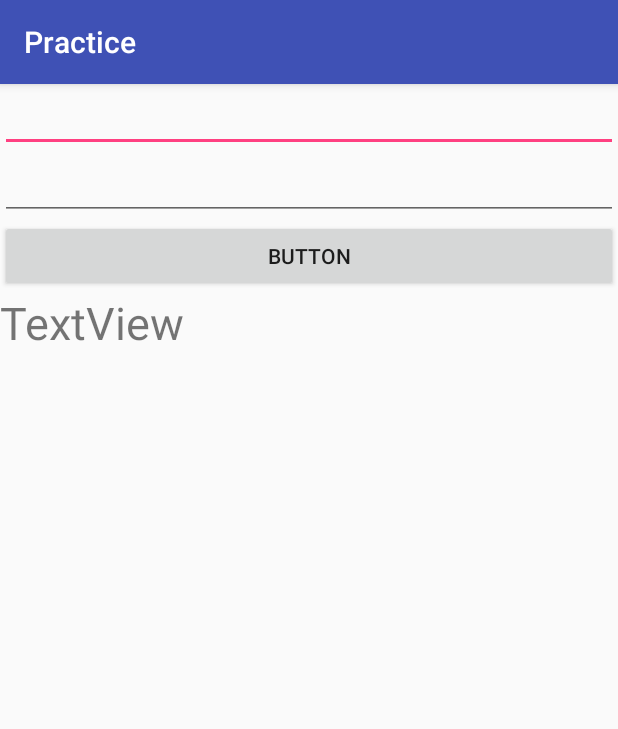
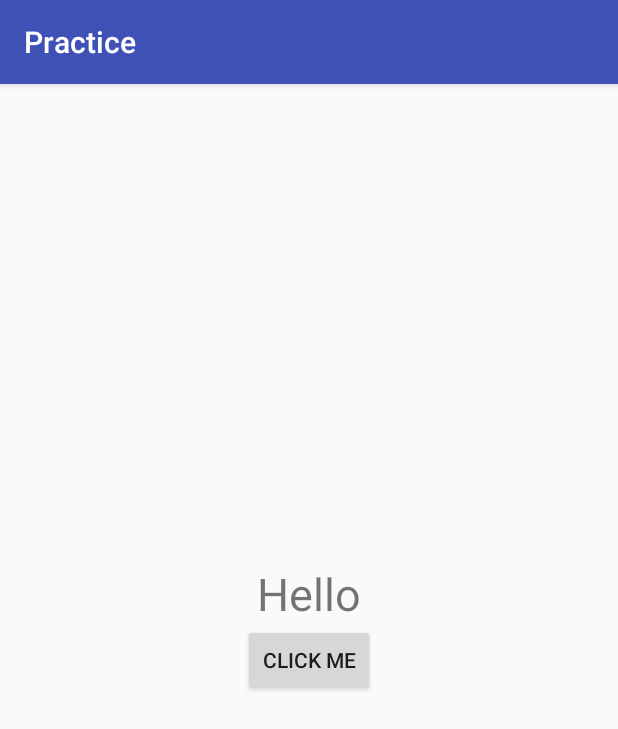
Before and after one commit to creativecoder567/Practice, an Android app: the screen it shows after launch (GreetingText before the commit, HandleEvent after it), on a phone screen of 412 x 824 dp. Shown: the top 729 px of the screen. Run offline under Robolectric (Android 15) with nearby library versions, the phone set to English and light mode, and no system bars.

Commit message:
Evant handling and Java Button is done

```diff
--- /dev/null
+++ b/app/src/main/java/com/sarath/practice/HandleEvent.java
@@ -0,0 +1,28 @@
+package com.sarath.practice;
+
+import android.os.Bundle;
+import android.support.annotation.Nullable;
+import android.support.v7.app.AppCompatActivity;
+import android.view.View;
+import android.widget.Button;
+import android.widget.TextView;
+
+/**
+ * Created by sarath on 11/7/2016.
+ */
+
+public class HandleEvent extends AppCompatActivity {
+    @Override
+    protected void onCreate(@Nullable Bundle savedInstanceState) {
+        super.onCreate(savedInstanceState);
+        setContentView(R.layout.handle);
+        Button clickMe =(Button)findViewById(R.id.btnClickMe);
+
+        clickMe.setOnClickListener(new Button.OnClickListener(){
+            public  void onClick(View view){
+                TextView myText =(TextView)findViewById(R.id.tvHello);
+                myText.setText("Event is handled on text");
+            }
+        });
+    }
+}
--- /dev/null
+++ b/app/src/main/res/layout/handle.xml
@@ -0,0 +1,23 @@
+<?xml version="1.0" encoding="utf-8"?>
+<RelativeLayout xmlns:android="http://schemas.android.com/apk/res/android"
+    android:orientation="vertical" android:layout_width="match_parent"
+    android:layout_height="match_parent">
+
+    <Button
+        android:text="@string/button_text"
+        android:layout_width="wrap_content"
+        android:layout_height="wrap_content"
+        android:id="@+id/btnClickMe"
+        android:layout_centerVertical="true"
+        android:layout_centerHorizontal="true" />
+
+    <TextView
+        android:text="Hello"
+        android:textSize="30sp"
+        android:layout_width="wrap_content"
+        android:layout_height="wrap_content"
+        android:layout_above="@+id/btnClickMe"
+        android:layout_centerHorizontal="true"
+        android:id="@+id/tvHello" />
+
+</RelativeLayout>
--- a/app/src/main/res/values/colors.xml
+++ b/app/src/main/res/values/colors.xml
@@ -3,4 +3,6 @@
     <color name="colorPrimary">#3F51B5</color>
     <color name="colorPrimaryDark">#303F9F</color>
     <color name="colorAccent">#FF4081</color>
+    <color name="background">#000000</color>
+    <color name="whitetext">#FFFFFF</color>
 </resources>
--- a/app/src/main/res/values/strings.xml
+++ b/app/src/main/res/values/strings.xml
@@ -1,3 +1,4 @@
 <resources>
     <string name="app_name">Practice</string>
+    <string name="button_text">Click me</string>
 </resources>
```
Also changed, not shown: app/src/main/AndroidManifest.xml (+9 -1 lines), app/src/main/java/com/sarath/practice/javaButton.java (added, +57 -0 lines), app/src/main/res/layout/windows.xml (added, +31 -0 lines), app/src/main/ic_launcher_new-web.png (added), app/src/main/ic_wow-web.png (added), app/src/main/res/drawable/wow.png (added), app/src/main/res/mipmap-hdpi/ic_launcher_new.png (added), app/src/main/res/mipmap-hdpi/ic_wow.png (added), app/src/main/res/mipmap-mdpi/ic_launcher_new.png (added), app/src/main/res/mipmap-mdpi/ic_wow.png (added), app/src/main/res/mipmap-xhdpi/ic_launcher_new.png (added), app/src/main/res/mipmap-xhdpi/ic_wow.png (added), app/src/main/res/mipmap-xxhdpi/ic_launcher_new.png (added), app/src/main/res/mipmap-xxhdpi/ic_wow.png (added), 2 more files.
